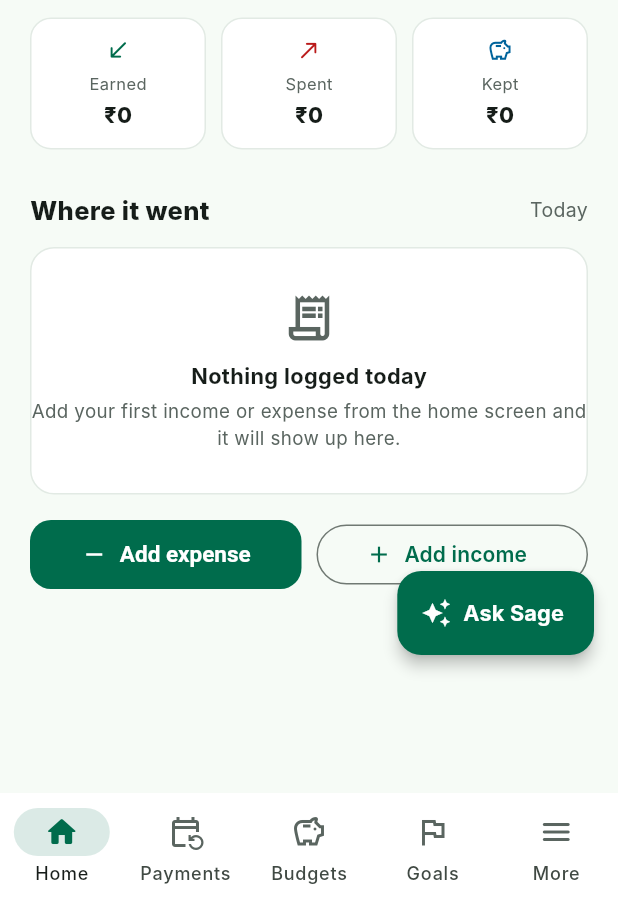
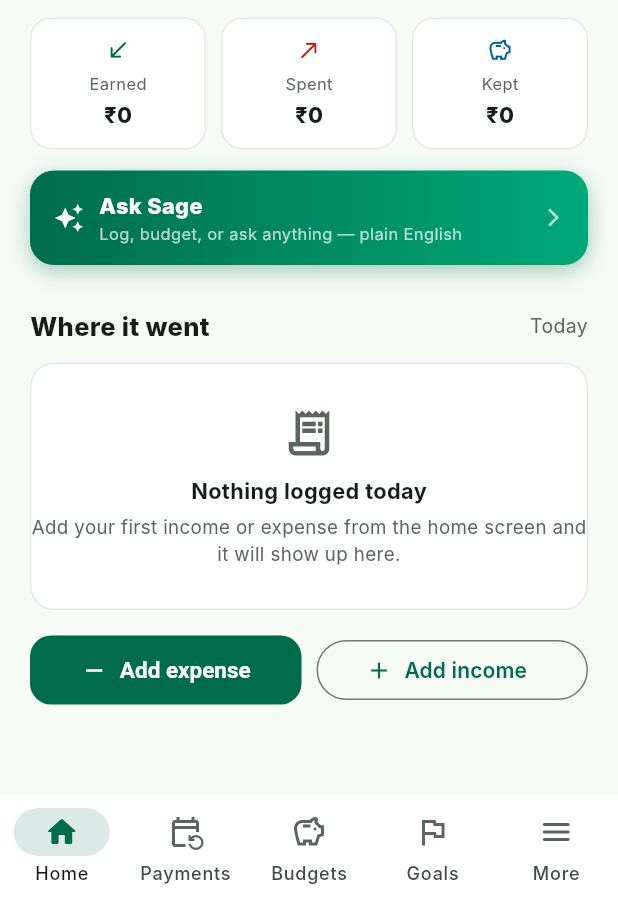
Before and after one commit to Ashish-xo/Safe-To-Spend, a Flutter app: the screen it shows after launch, on a phone screen of 412 x 824 dp, the part 335-1236 px from its top. Run offline on Flutter 3.47's test engine with Material 3 defaults, Android fonts, the phone set to English and light mode, and no system bars; our stand-ins replace fl_chart, shared_preferences, sqflite; accounts and stored records are empty; Roboto replaces fonts that are missing (Inter).

Commit message:
Phone-compatible UI + Android app setup
- Transaction amounts: Flexible+Align right-alignment, never clipped on 360px
- Budgets/Goals rows: both texts wrapped in Flexible with ellipsis fallback
- Ask Sage: moved from floating button (overlapped tx rows on phones) to a
  prominent gradient card in-flow between stat chips and transactions
- List bottom padding for nav clearance
- App label 'Safe to Spend' (was raw package name)
- Verified at 360x740 viewport: no clipping, no overlap

```diff
--- a/lib/screens/home/home_screen.dart
+++ b/lib/screens/home/home_screen.dart
@@ -105,22 +105,9 @@ class _HomeScreenState extends State<HomeScreen> {
     final keptToday = earnedToday - spentToday;
 
     return Scaffold(
-      // Floating "Ask Sage" button — one-tap access to the AI assistant.
-      floatingActionButton: Padding(
-        padding: const EdgeInsets.only(bottom: 76),
-        child: FloatingActionButton.extended(
-          onPressed: _openSage,
-          backgroundColor: AppColors.primaryGreen,
-          foregroundColor: Colors.white,
-          elevation: 4,
-          icon: const Icon(Icons.auto_awesome, size: 20),
-          label: const Text('Ask Sage',
-              style: TextStyle(fontWeight: FontWeight.w700, fontSize: 14.5)),
-        ),
-      ),
       body: SafeArea(
         child: ListView(
-          padding: const EdgeInsets.fromLTRB(20, 16, 20, 110),
+          padding: const EdgeInsets.fromLTRB(20, 16, 20, 140),
           children: [
             // Greeting + date
             Text(_greeting,
@@ -187,6 +174,53 @@ class _HomeScreenState extends State<HomeScreen> {
                 _statChip(isDark, 'Kept', keptToday, Icons.savings_outlined,
                     AppColors.accentBlue),
               ],
+            ),
+
+            const SizedBox(height: 14),
+
+            // SAGE — prominent one-tap access, in-flow (no overlap on phones)
+            InkWell(
+              onTap: _openSage,
+              borderRadius: BorderRadius.circular(16),
+              child: Container(
+                padding: const EdgeInsets.symmetric(horizontal: 16, vertical: 13),
+                decoration: BoxDecoration(
+                  gradient: const LinearGradient(
+                    colors: [Color(0xFF006C4C), Color(0xFF00A87A)],
+                    begin: Alignment.centerLeft,
+                    end: Alignment.centerRight,
+                  ),
+                  borderRadius: BorderRadius.circular(16),
+                  boxShadow: [
+                    BoxShadow(
+                      color: AppColors.primaryGreen.withValues(alpha: 0.35),
+                      blurRadius: 12,
+                      offset: const Offset(0, 4),
+                    ),
+                  ],
+                ),
+                child: Row(
+                  children: [
+                    const Icon(Icons.auto_awesome, color: Colors.white, size: 20),
+                    const SizedBox(width: 10),
+                    Expanded(
+                      child: Column(
+                        crossAxisAlignment: CrossAxisAlignment.start,
+                        children: const [
+                          Text('Ask Sage',
+                              style: TextStyle(
+                                  color: Colors.white,
+                                  fontSize: 14.5,
+                                  fontWeight: FontWeight.w800)),
+                          Text('Log, budget, or ask anything — plain English',
+                              style: TextStyle(color: Colors.white70, fontSize: 11)),
+                        ],
+                      ),
+                    ),
+                    const Icon(Icons.arrow_forward_ios, color: Colors.white70, size: 14),
+                  ],
+                ),
+              ),
             ),
 
             const SizedBox(height: 28),
@@ -411,9 +445,18 @@ class _HomeScreenState extends State<HomeScreen> {
               ],
             ),
           ),
-          Text(
-            '${isIncome ? '+' : '-'}$cur${t.amount.toStringAsFixed(0)}',
-            style: TextStyle(fontSize: 14.5, fontWeight: FontWeight.w800, color: color),
+          Flexible(
+            child: Padding(
+              padding: const EdgeInsets.only(left: 12),
+              child: Align(
+                alignment: Alignment.centerRight,
+                child: Text(
+                  '${isIncome ? '+' : '-'}$cur${t.amount.toStringAsFixed(0)}',
+                  overflow: TextOverflow.ellipsis,
+                  style: TextStyle(fontSize: 14.5, fontWeight: FontWeight.w800, color: color),
+                ),
+              ),
+            ),
           ),
         ],
       ),
```
Also changed, not shown: lib/screens/budgets/budgets_screen.dart (+14 -7 lines), lib/screens/goals/goals_screen.dart (+12 -5 lines), 1 other file.
